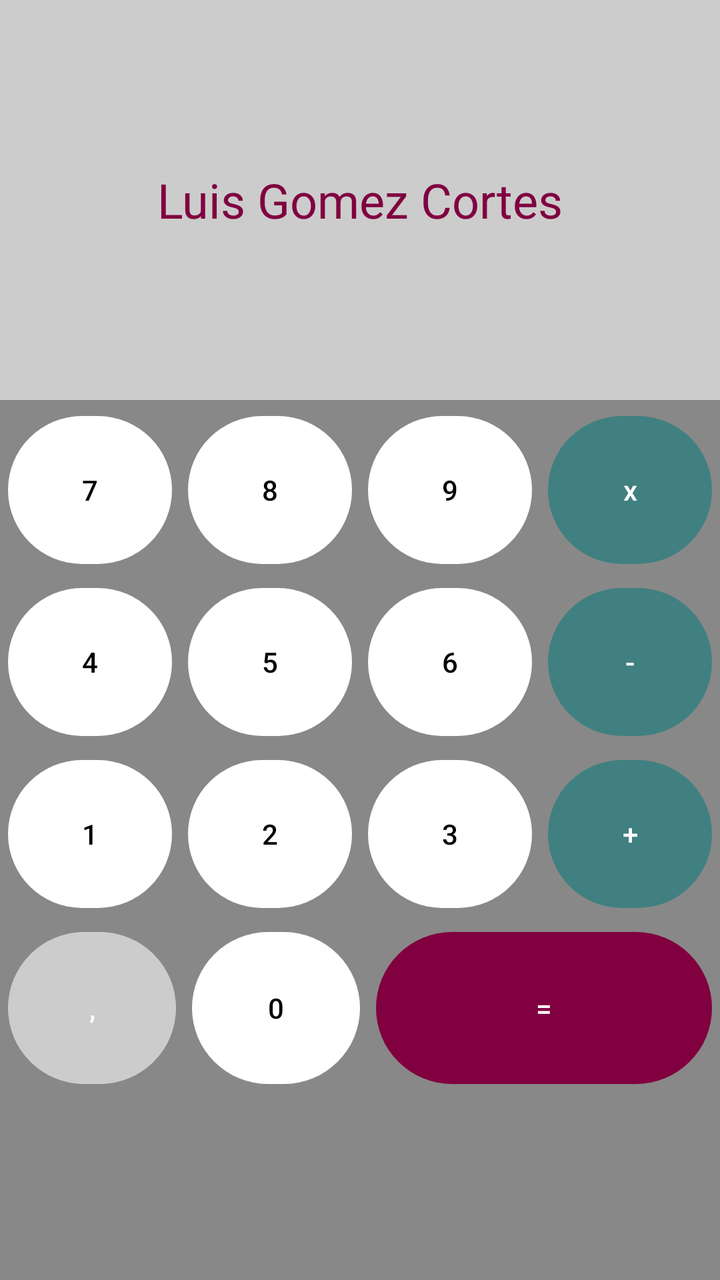
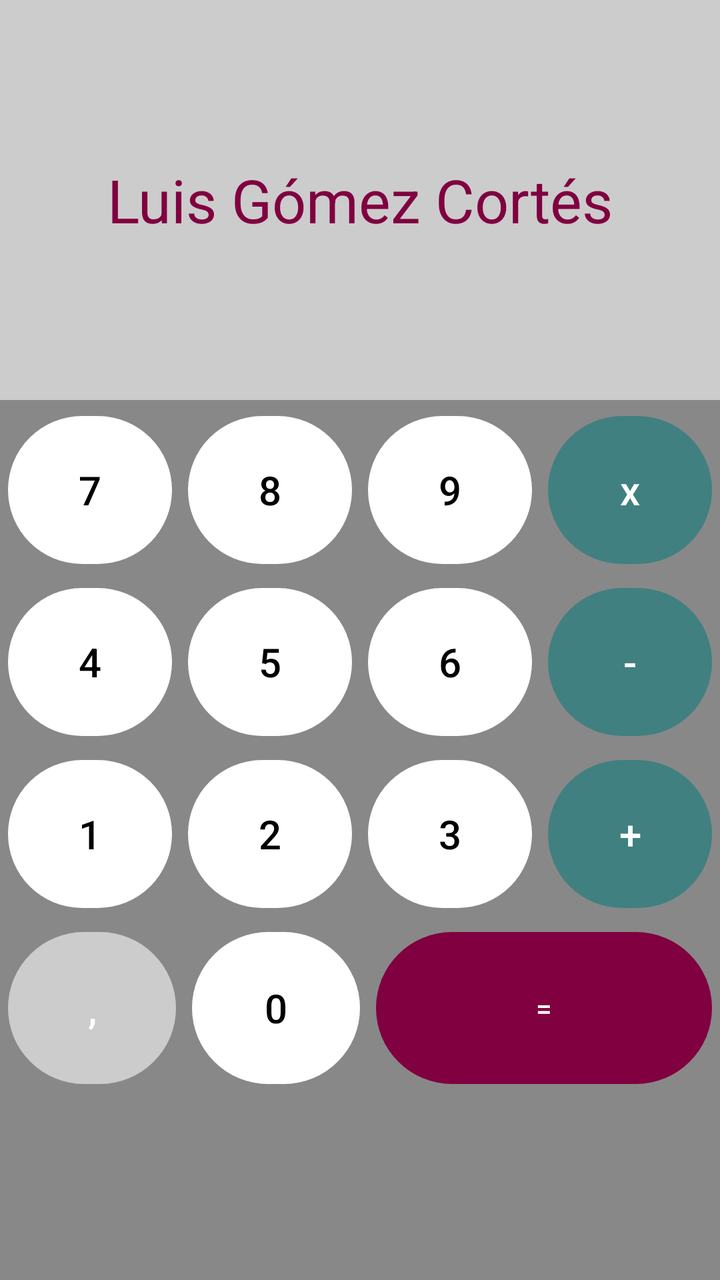

Two renders of the same Android screen: before a commit and after it. Below are the layout's source before the change and the commit's diff.
<!-- AndroidManifest.xml: application theme Theme.LayoutsLuis -->
<!-- res/layout/ejercicio3.xml -->
<?xml version="1.0" encoding="utf-8"?>
<androidx.constraintlayout.widget.ConstraintLayout xmlns:android="http://schemas.android.com/apk/res/android"
    xmlns:app="http://schemas.android.com/apk/res-auto"
    android:id="@+id/main"
    android:background="@color/gris_oscuro"
    android:layout_width="match_parent"
    android:layout_height="match_parent">

    <TextView
        android:id="@+id/tvNombre"
        android:layout_width="0dp"
        android:layout_height="200dp"
        android:gravity="center"
        android:text="@string/nombre"
        android:textSize="24sp"
        android:textColor="@color/calculadora_igual"
        android:background="@color/calculadora_operador"
        app:layout_constraintTop_toTopOf="parent"
        app:layout_constraintStart_toStartOf="parent"
        app:layout_constraintEnd_toEndOf="parent" />


    <Button
        android:id="@+id/btn7"
        android:layout_width="0dp"
        android:layout_height="0dp"
        android:layout_margin="4dp"
        android:text="7"
        android:textColor="@color/black"
        app:backgroundTint="@color/white"
        app:layout_constraintDimensionRatio="1:1"
        app:layout_constraintTop_toBottomOf="@id/tvNombre"
        app:layout_constraintStart_toStartOf="parent"
        app:layout_constraintEnd_toStartOf="@id/btn8" />

    <Button
        android:id="@+id/btn8"
        android:layout_width="0dp"
        android:layout_height="0dp"
        android:layout_margin="4dp"
        android:text="8"
        android:textColor="@color/black"
        app:backgroundTint="@color/white"
        app:layout_constraintDimensionRatio="1:1"
        app:layout_constraintTop_toBottomOf="@id/tvNombre"
        app:layout_constraintStart_toEndOf="@id/btn7"
        app:layout_constraintEnd_toStartOf="@id/btn9" />

    <Button
        android:id="@+id/btn9"
        android:layout_width="0dp"
        android:layout_height="0dp"
        android:layout_margin="4dp"
        android:text="9"
        android:textColor="@color/black"
        app:backgroundTint="@color/white"
        app:layout_constraintDimensionRatio="1:1"
        app:layout_constraintTop_toBottomOf="@id/tvNombre"
        app:layout_constraintStart_toEndOf="@id/btn8"
        app:layout_constraintEnd_toStartOf="@id/btnPor" />

    <Button
        android:id="@+id/btnPor"
        android:layout_width="0dp"
        android:layout_height="0dp"
        android:layout_margin="4dp"
        android:text="x"
        app:backgroundTint="@color/calculadora_verde"
        app:layout_constraintDimensionRatio="1:1"
        app:layout_constraintTop_toBottomOf="@id/tvNombre"
        app:layout_constraintStart_toEndOf="@id/btn9"
        app:layout_constraintEnd_toEndOf="parent" />


    <Button
        android:id="@+id/btn4"
        android:layout_width="0dp"
        android:layout_height="0dp"
        android:layout_margin="4dp"
        android:text="4"
        android:textColor="@color/black"
        app:backgroundTint="@color/white"
        app:layout_constraintDimensionRatio="1:1"
        app:layout_constraintTop_toBottomOf="@id/btn7"
        app:layout_constraintStart_toStartOf="parent"
        app:layout_constraintEnd_toStartOf="@id/btn5" />

    <Button
        android:id="@+id/btn5"
        android:layout_width="0dp"
        android:layout_height="0dp"
        android:layout_margin="4dp"
        android:text="5"
        android:textColor="@color/black"
        app:backgroundTint="@color/white"
        app:layout_constraintDimensionRatio="1:1"
        app:layout_constraintTop_toBottomOf="@id/btn8"
        app:layout_constraintStart_toEndOf="@id/btn4"
        app:layout_constraintEnd_toStartOf="@id/btn6" />

    <Button
        android:id="@+id/btn6"
        android:layout_width="0dp"
        android:layout_height="0dp"
        android:layout_margin="4dp"
        android:text="6"
        android:textColor="@color/black"
        app:backgroundTint="@color/white"
        app:layout_constraintDimensionRatio="1:1"
        app:layout_constraintTop_toBottomOf="@id/btn9"
        app:layout_constraintStart_toEndOf="@id/btn5"
        app:layout_constraintEnd_toStartOf="@id/btnMenos" />

    <Button
        android:id="@+id/btnMenos"
        android:layout_width="0dp"
        android:layout_height="0dp"
        android:layout_margin="4dp"
        android:text="-"
        android:textColor="@color/white"
        app:backgroundTint="@color/calculadora_verde"
        app:layout_constraintDimensionRatio="1:1"
        app:layout_constraintTop_toBottomOf="@id/btnPor"
        app:layout_constraintStart_toEndOf="@id/btn6"
        app:layout_constraintEnd_toEndOf="parent" />


    <Button
        android:id="@+id/btn1"
        android:layout_width="0dp"
        android:layout_height="0dp"
        android:layout_margin="4dp"
        android:text="1"
        android:textColor="@color/black"
        app:backgroundTint="@color/white"
        app:layout_constraintDimensionRatio="1:1"
        app:layout_constraintTop_toBottomOf="@id/btn4"
        app:layout_constraintStart_toStartOf="parent"
        app:layout_constraintEnd_toStartOf="@id/btn2" />

    <Button
        android:id="@+id/btn2"
        android:layout_width="0dp"
        android:layout_height="0dp"
        android:layout_margin="4dp"
        android:text="2"
        android:textColor="@color/black"
        app:backgroundTint="@color/white"
        app:layout_constraintDimensionRatio="1:1"
        app:layout_constraintTop_toBottomOf="@id/btn5"
        app:layout_constraintStart_toEndOf="@id/btn1"
        app:layout_constraintEnd_toStartOf="@id/btn3" />

    <Button
        android:id="@+id/btn3"
        android:layout_width="0dp"
        android:layout_height="0dp"
        android:layout_margin="4dp"
        android:text="3"
        android:textColor="@color/black"
        app:backgroundTint="@color/white"
        app:layout_constraintDimensionRatio="1:1"
        app:layout_constraintTop_toBottomOf="@id/btn6"
        app:layout_constraintStart_toEndOf="@id/btn2"
        app:layout_constraintEnd_toStartOf="@id/btnMas" />

    <Button
        android:id="@+id/btnMas"
        android:layout_width="0dp"
        android:layout_height="0dp"
        android:layout_margin="4dp"
        android:text="+"
        app:backgroundTint="@color/calculadora_verde"
        app:layout_constraintDimensionRatio="1:1"
        app:layout_constraintTop_toBottomOf="@id/btnMenos"
        app:layout_constraintStart_toEndOf="@id/btn3"
        app:layout_constraintEnd_toEndOf="parent" />


    <Button
        android:id="@+id/btnComa"
        android:layout_width="0dp"
        android:layout_height="0dp"
        android:layout_margin="4dp"
        android:text=","
        app:backgroundTint="@color/calculadora_operador"
        app:layout_constraintDimensionRatio="1:1"
        app:layout_constraintHorizontal_weight="1"
        app:layout_constraintTop_toBottomOf="@id/btn1"
        app:layout_constraintStart_toStartOf="parent"
        app:layout_constraintEnd_toStartOf="@id/btn0" />

    <Button
        android:id="@+id/btn0"
        android:layout_width="0dp"
        android:layout_height="0dp"
        android:layout_margin="4dp"
        android:text="0"
        android:textColor="@color/black"
        app:backgroundTint="@color/white"
        app:layout_constraintDimensionRatio="1:1"
        app:layout_constraintHorizontal_weight="1"
        app:layout_constraintTop_toBottomOf="@id/btn2"
        app:layout_constraintStart_toEndOf="@id/btnComa"
        app:layout_constraintEnd_toStartOf="@id/btnIgual" />

    <Button
        android:id="@+id/btnIgual"
        android:layout_width="0dp"
        android:layout_height="0dp"
        android:layout_margin="4dp"
        android:text="="
        app:backgroundTint="@color/calculadora_igual"
        app:layout_constraintDimensionRatio="2:1"
        app:layout_constraintHorizontal_weight="2"
        app:layout_constraintTop_toBottomOf="@id/btn3"
        app:layout_constraintStart_toEndOf="@id/btn0"
        app:layout_constraintEnd_toEndOf="parent" />

</androidx.constraintlayout.widget.ConstraintLayout>
<!-- resources referenced by this layout -->
<resources>
  <color name="black">#FF000000</color>
  <color name="calculadora_igual">#FF800040</color>
  <color name="calculadora_operador">#FFCCCCCC</color>
  <color name="calculadora_verde">#FF408080</color>
  <color name="gris_oscuro">#FF888888</color>
  <color name="white">#FFFFFFFF</color>
  <string name="nombre">Luis Gomez Cortes</string>
  <style name="Theme.LayoutsLuis" parent="Base.Theme.LayoutsLuis" />
  <style name="Base.Theme.LayoutsLuis" parent="Theme.Material3.DayNight.NoActionBar">
          
          
      </style>
</resources>

<!-- the commit's change to res/layout/ejercicio3.xml (unified diff, before → after) -->
@@ -7,12 +7,12 @@
     android:layout_height="match_parent">
 
     <TextView
-        android:id="@+id/tvNombre"
+        android:id="@+id/miNombre"
         android:layout_width="0dp"
         android:layout_height="200dp"
         android:gravity="center"
         android:text="@string/nombre"
-        android:textSize="24sp"
+        android:textSize="30sp"
         android:textColor="@color/calculadora_igual"
         android:background="@color/calculadora_operador"
         app:layout_constraintTop_toTopOf="parent"
@@ -25,11 +25,12 @@
         android:layout_width="0dp"
         android:layout_height="0dp"
         android:layout_margin="4dp"
-        android:text="7"
-        android:textColor="@color/black"
-        app:backgroundTint="@color/white"
-        app:layout_constraintDimensionRatio="1:1"
-        app:layout_constraintTop_toBottomOf="@id/tvNombre"
+        android:text="@string/boton7"
+        android:textColor="@color/black"
+        android:textSize="20sp"
+        app:backgroundTint="@color/white"
+        app:layout_constraintDimensionRatio="1:1"
+        app:layout_constraintTop_toBottomOf="@id/miNombre"
         app:layout_constraintStart_toStartOf="parent"
         app:layout_constraintEnd_toStartOf="@id/btn8" />
 
@@ -38,11 +39,12 @@
         android:layout_width="0dp"
         android:layout_height="0dp"
         android:layout_margin="4dp"
-        android:text="8"
-        android:textColor="@color/black"
-        app:backgroundTint="@color/white"
-        app:layout_constraintDimensionRatio="1:1"
-        app:layout_constraintTop_toBottomOf="@id/tvNombre"
+        android:text="@string/boton8"
+        android:textColor="@color/black"
+        android:textSize="20sp"
+        app:backgroundTint="@color/white"
+        app:layout_constraintDimensionRatio="1:1"
+        app:layout_constraintTop_toBottomOf="@id/miNombre"
         app:layout_constraintStart_toEndOf="@id/btn7"
         app:layout_constraintEnd_toStartOf="@id/btn9" />
 
@@ -51,11 +53,12 @@
         android:layout_width="0dp"
         android:layout_height="0dp"
         android:layout_margin="4dp"
-        android:text="9"
-        android:textColor="@color/black"
-        app:backgroundTint="@color/white"
-        app:layout_constraintDimensionRatio="1:1"
-        app:layout_constraintTop_toBottomOf="@id/tvNombre"
+        android:text="@string/boton9"
+        android:textColor="@color/black"
+        android:textSize="20sp"
+        app:backgroundTint="@color/white"
+        app:layout_constraintDimensionRatio="1:1"
+        app:layout_constraintTop_toBottomOf="@id/miNombre"
         app:layout_constraintStart_toEndOf="@id/btn8"
         app:layout_constraintEnd_toStartOf="@id/btnPor" />
 
@@ -64,10 +67,11 @@
         android:layout_width="0dp"
         android:layout_height="0dp"
         android:layout_margin="4dp"
-        android:text="x"
+        android:text="@string/botonx"
+        android:textSize="20sp"
         app:backgroundTint="@color/calculadora_verde"
         app:layout_constraintDimensionRatio="1:1"
-        app:layout_constraintTop_toBottomOf="@id/tvNombre"
+        app:layout_constraintTop_toBottomOf="@id/miNombre"
         app:layout_constraintStart_toEndOf="@id/btn9"
         app:layout_constraintEnd_toEndOf="parent" />
 
@@ -77,8 +81,9 @@
         android:layout_width="0dp"
         android:layout_height="0dp"
         android:layout_margin="4dp"
-        android:text="4"
-        android:textColor="@color/black"
+        android:text="@string/boton4"
+        android:textColor="@color/black"
+        android:textSize="20sp"
         app:backgroundTint="@color/white"
         app:layout_constraintDimensionRatio="1:1"
         app:layout_constraintTop_toBottomOf="@id/btn7"
@@ -90,8 +95,9 @@
         android:layout_width="0dp"
         android:layout_height="0dp"
         android:layout_margin="4dp"
-        android:text="5"
-        android:textColor="@color/black"
+        android:text="@string/boton5"
+        android:textColor="@color/black"
+        android:textSize="20sp"
         app:backgroundTint="@color/white"
         app:layout_constraintDimensionRatio="1:1"
         app:layout_constraintTop_toBottomOf="@id/btn8"
@@ -103,8 +109,9 @@
         android:layout_width="0dp"
         android:layout_height="0dp"
         android:layout_margin="4dp"
-        android:text="6"
-        android:textColor="@color/black"
+        android:text="@string/boton6"
+        android:textColor="@color/black"
+        android:textSize="20sp"
         app:backgroundTint="@color/white"
         app:layout_constraintDimensionRatio="1:1"
         app:layout_constraintTop_toBottomOf="@id/btn9"
@@ -116,8 +123,9 @@
         android:layout_width="0dp"
         android:layout_height="0dp"
         android:layout_margin="4dp"
-        android:text="-"
+        android:text="@string/botonmenos"
         android:textColor="@color/white"
+        android:textSize="20sp"
         app:backgroundTint="@color/calculadora_verde"
         app:layout_constraintDimensionRatio="1:1"
         app:layout_constraintTop_toBottomOf="@id/btnPor"
@@ -130,8 +138,9 @@
         android:layout_width="0dp"
         android:layout_height="0dp"
         android:layout_margin="4dp"
-        android:text="1"
-        android:textColor="@color/black"
+        android:text="@string/boton1"
+        android:textColor="@color/black"
+        android:textSize="20sp"
         app:backgroundTint="@color/white"
         app:layout_constraintDimensionRatio="1:1"
         app:layout_constraintTop_toBottomOf="@id/btn4"
@@ -143,8 +152,9 @@
         android:layout_width="0dp"
         android:layout_height="0dp"
         android:layout_margin="4dp"
-        android:text="2"
-        android:textColor="@color/black"
+        android:text="@string/boton2"
+        android:textColor="@color/black"
+        android:textSize="20sp"
         app:backgroundTint="@color/white"
         app:layout_constraintDimensionRatio="1:1"
         app:layout_constraintTop_toBottomOf="@id/btn5"
@@ -156,8 +166,9 @@
         android:layout_width="0dp"
         android:layout_height="0dp"
         android:layout_margin="4dp"
-        android:text="3"
-        android:textColor="@color/black"
+        android:text="@string/boton3"
+        android:textColor="@color/black"
+        android:textSize="20sp"
         app:backgroundTint="@color/white"
         app:layout_constraintDimensionRatio="1:1"
         app:layout_constraintTop_toBottomOf="@id/btn6"
@@ -169,7 +180,8 @@
         android:layout_width="0dp"
         android:layout_height="0dp"
         android:layout_margin="4dp"
-        android:text="+"
+        android:text="@string/botonmas"
+        android:textSize="20sp"
         app:backgroundTint="@color/calculadora_verde"
         app:layout_constraintDimensionRatio="1:1"
         app:layout_constraintTop_toBottomOf="@id/btnMenos"
@@ -182,7 +194,8 @@
         android:layout_width="0dp"
         android:layout_height="0dp"
         android:layout_margin="4dp"
-        android:text=","
+        android:text="@string/botoncoma"
+        android:textSize="20sp"
         app:backgroundTint="@color/calculadora_operador"
         app:layout_constraintDimensionRatio="1:1"
         app:layout_constraintHorizontal_weight="1"
@@ -195,8 +208,9 @@
         android:layout_width="0dp"
         android:layout_height="0dp"
         android:layout_margin="4dp"
-        android:text="0"
-        android:textColor="@color/black"
+        android:text="@string/boton0"
+        android:textColor="@color/black"
+        android:textSize="20sp"
         app:backgroundTint="@color/white"
         app:layout_constraintDimensionRatio="1:1"
         app:layout_constraintHorizontal_weight="1"
@@ -209,7 +223,7 @@
         android:layout_width="0dp"
         android:layout_height="0dp"
         android:layout_margin="4dp"
-        android:text="="
+        android:text="@string/botonigual"
         app:backgroundTint="@color/calculadora_igual"
         app:layout_constraintDimensionRatio="2:1"
         app:layout_constraintHorizontal_weight="2"
<!-- resource entries referenced after the edit -->
@@ -6,7 +6,22 @@
   <color name="calculadora_verde">#FF408080</color>
   <color name="gris_oscuro">#FF888888</color>
   <color name="white">#FFFFFFFF</color>
-  <string name="nombre">Luis Gomez Cortes</string>
+  <string name="boton0">0</string>
+  <string name="boton1">1</string>
+  <string name="boton2">2</string>
+  <string name="boton3">3</string>
+  <string name="boton4">4</string>
+  <string name="boton5">5</string>
+  <string name="boton6">6</string>
+  <string name="boton7">7</string>
+  <string name="boton8">8</string>
+  <string name="boton9">9</string>
+  <string name="botoncoma">,</string>
+  <string name="botonigual">=</string>
+  <string name="botonmas">+</string>
+  <string name="botonmenos">-</string>
+  <string name="botonx">x</string>
+  <string name="nombre">Luis Gómez Cortés</string>
   <style name="Theme.LayoutsLuis" parent="Base.Theme.LayoutsLuis" />
   <style name="Base.Theme.LayoutsLuis" parent="Theme.Material3.DayNight.NoActionBar">
           
